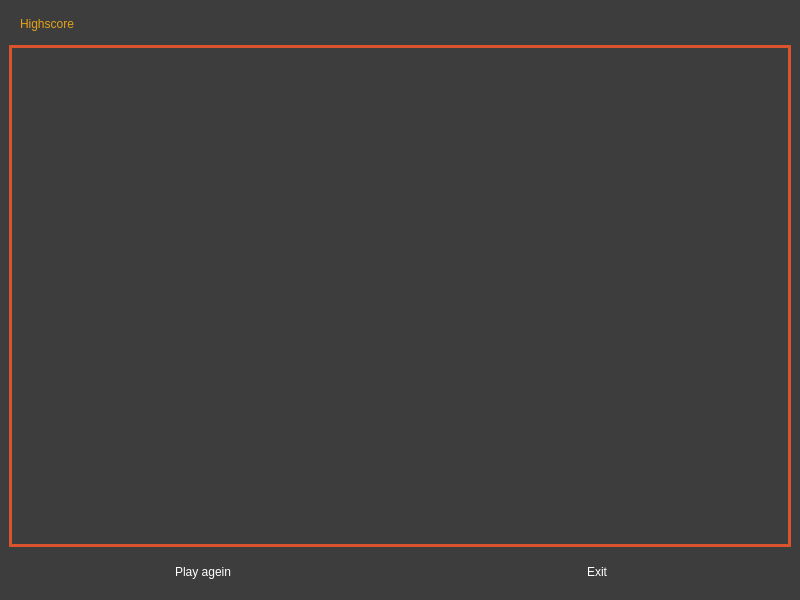
TheresePlaton/test, file highscore.ui: the form before one commit.
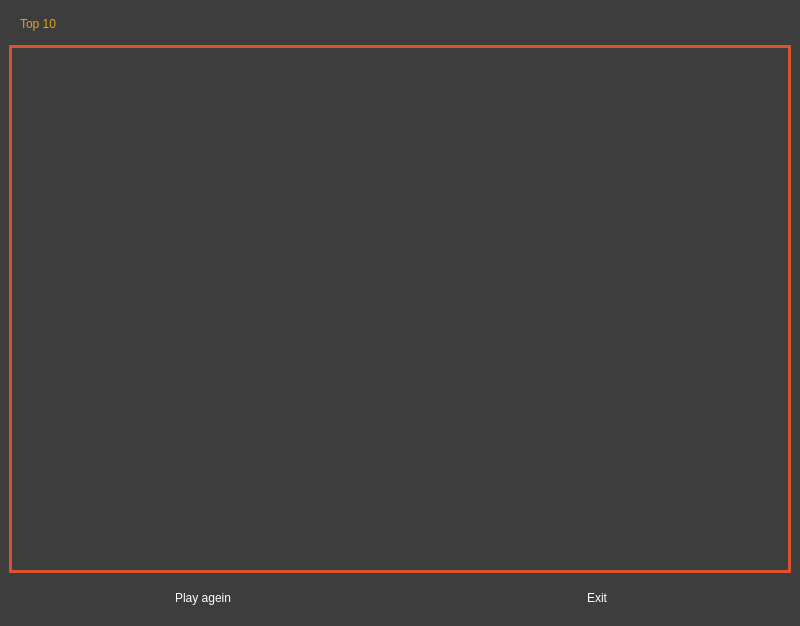
The form after the commit.

The edit to the form file:
```diff
--- a/highscore.ui
+++ b/highscore.ui
@@ -7,7 +7,7 @@
     <x>0</x>
     <y>0</y>
     <width>800</width>
-    <height>600</height>
+    <height>626</height>
    </rect>
   </property>
   <property name="windowTitle">
@@ -143,7 +143,7 @@
       <item>
        <widget class="QLabel" name="label">
         <property name="text">
-         <string>Highscore</string>
+         <string>Top 10</string>
         </property>
        </widget>
       </item>
```
